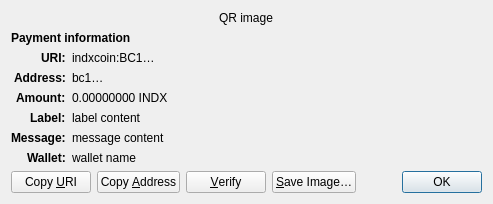
Old version of the form src/qt/forms/receiverequestdialog.ui in the repository indxcoin/indxcoin.
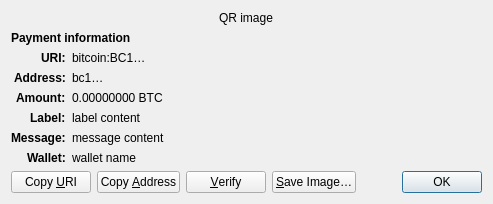
New version of the form. Custom widgets are drawn as their Qt base class.

Commit message: Bitcoin release 22.x

What changed in the file:
```diff
--- a/src/qt/forms/receiverequestdialog.ui
+++ b/src/qt/forms/receiverequestdialog.ui
@@ -65,7 +65,7 @@
    <item row="2" column="1" alignment="Qt::AlignTop">
     <widget class="QLabel" name="uri_content">
      <property name="text">
-      <string notr="true">indxcoin:BC1…</string>
+      <string notr="true">bitcoin:BC1…</string>
      </property>
      <property name="textFormat">
       <enum>Qt::RichText</enum>
@@ -126,7 +126,7 @@
    <item row="4" column="1" alignment="Qt::AlignTop">
     <widget class="QLabel" name="amount_content">
      <property name="text">
-      <string notr="true">0.00000000 INDX</string>
+      <string notr="true">0.00000000 BTC</string>
      </property>
      <property name="textFormat">
       <enum>Qt::PlainText</enum>
```
The commit also changes 338 other files.
